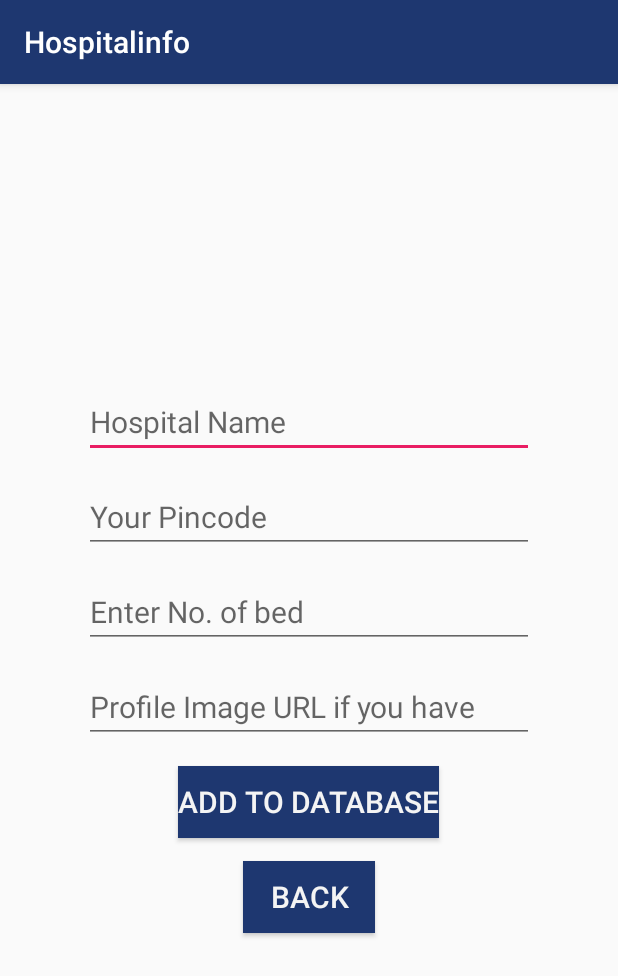
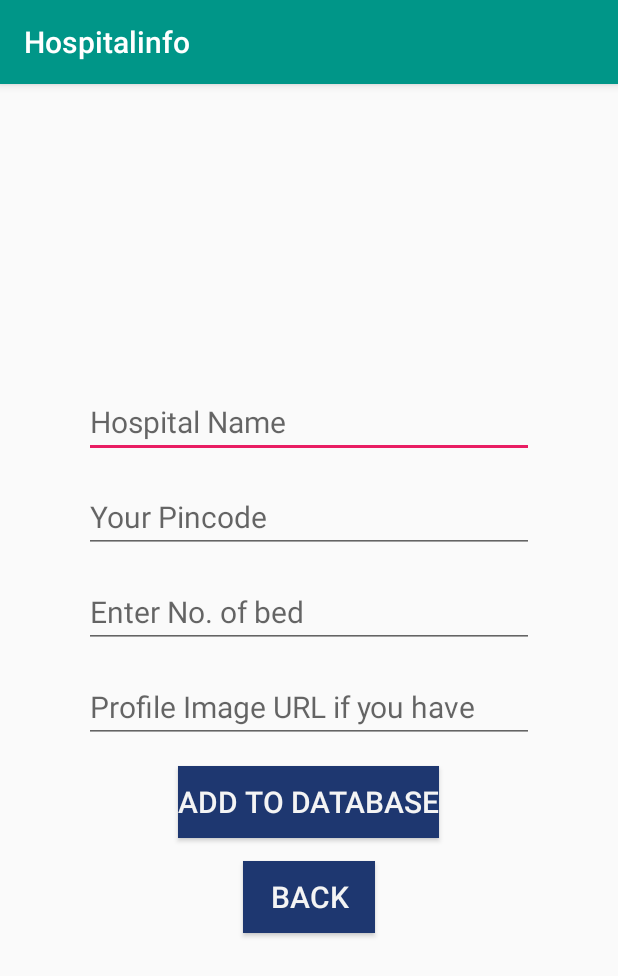
Before and after one commit to Rashid-iqba/demofirebasetorecycler, an Android app: the adddata screen opened directly, with no data from a screen before it, on a phone screen of 412 x 824 dp. Shown: the top 976 px of the screen. Run offline under Robolectric (Android 15) with nearby library versions, the phone set to English and light mode, and no system bars; our stand-ins replace Firebase (no records; nobody signed in at launch, a user with empty details on screens opened directly).

Commit message:
search bar not changed change working

```diff
--- a/app/src/main/res/values/colors.xml
+++ b/app/src/main/res/values/colors.xml
@@ -1,6 +1,6 @@
 <?xml version="1.0" encoding="utf-8"?>
 <resources>
-    <color name="colorPrimary">#1E3770</color>
+    <color name="colorPrimary">#009688</color>
     <color name="colorPrimaryDark">#3700B3</color>
     <color name="colorAccent">#E91E63</color>
     <color name="bordercolor">#E91E63</color>
```
